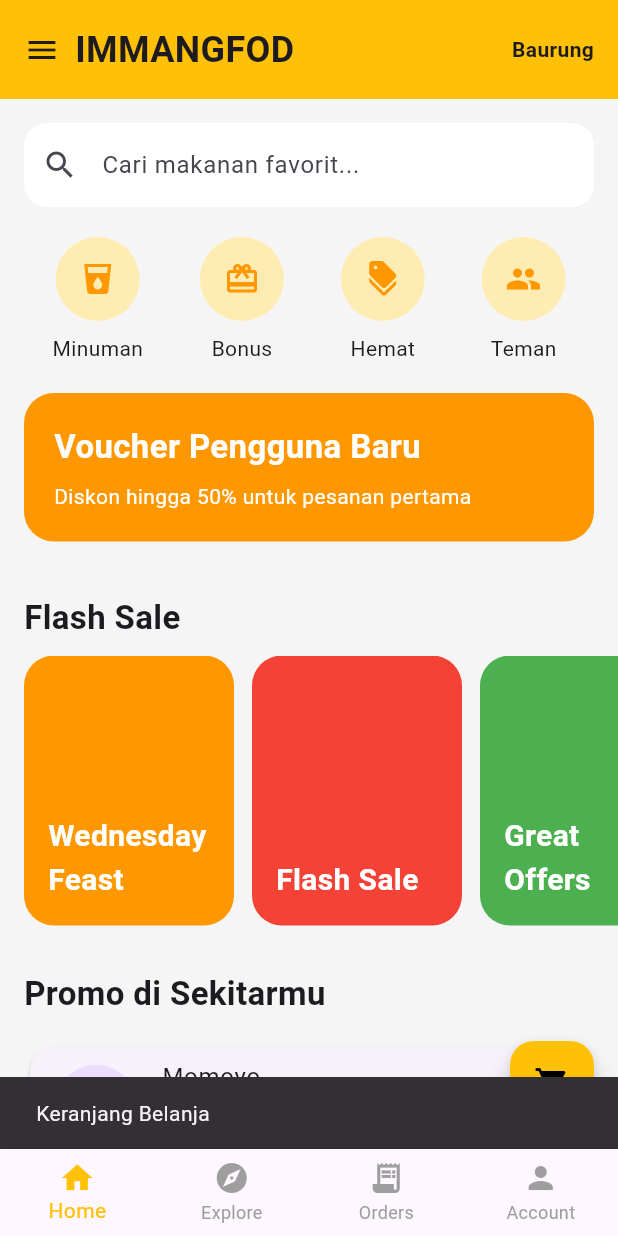
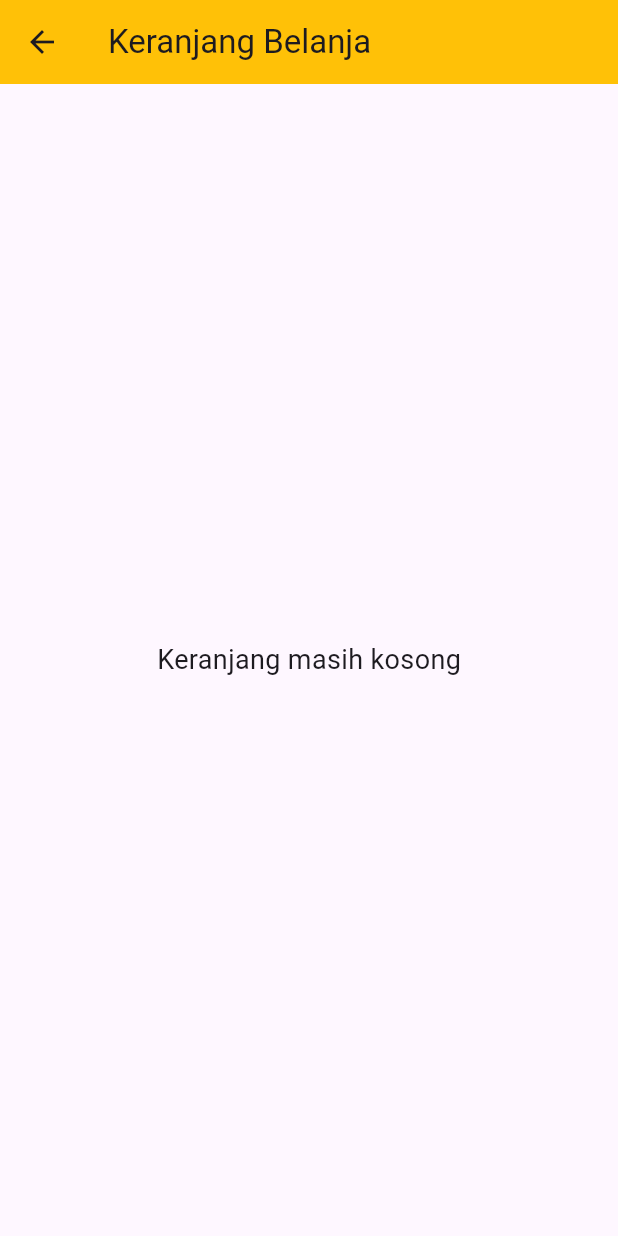
Before and after one commit to Firmansyah-immangxml/immang-fod, a Flutter app: the screen it shows after launch, after a tap on the "shopping cart" icon, on a phone screen of 412 x 824 dp. Run offline on Flutter 3.47's test engine with Material 3 defaults, Android fonts, the phone set to English and light mode, and no system bars.

Commit message:
update menu dan gambar

```diff
--- /dev/null
+++ b/lib/models/food.dart
@@ -0,0 +1,15 @@
+class Food {
+  final int id;
+  final String name;
+  final String image;
+  final double price;
+  final String description;
+
+  Food({
+    required this.id,
+    required this.name,
+    required this.image,
+    required this.price,
+    required this.description,
+  });
+}
--- /dev/null
+++ b/lib/screens/cart_screen.dart
@@ -0,0 +1,145 @@
+import 'package:flutter/material.dart';
+import '../models/food.dart';
+
+class CartScreen extends StatelessWidget {
+  final List<Food> cartItems;
+
+  const CartScreen({
+    super.key,
+    required this.cartItems,
+  });
+
+  @override
+  Widget build(BuildContext context) {
+    double total = 0;
+
+    for (var item in cartItems) {
+      total += item.price;
+    }
+
+    return Scaffold(
+      appBar: AppBar(
+        title: const Text('Keranjang Belanja'),
+        backgroundColor: Colors.amber,
+      ),
+      body: cartItems.isEmpty
+          ? const Center(
+              child: Text(
+                'Keranjang masih kosong',
+                style: TextStyle(fontSize: 18),
+              ),
+            )
+          : Column(
+              children: [
+                Expanded(
+                  child: ListView.builder(
+                    itemCount: cartItems.length,
+                    itemBuilder: (context, index) {
+                      final food = cartItems[index];
+
+                      return Card(
+                        margin: const EdgeInsets.symmetric(
+                          horizontal: 12,
+                          vertical: 6,
+                        ),
+                        child: ListTile(
+                          leading: const Icon(
+                            Icons.fastfood,
+                            size: 35,
+                          ),
+                          title: Text(food.name),
+                          subtitle: Text(
+                            'Rp ${food.price.toStringAsFixed(0)}',
+                          ),
+                        ),
+                      );
+                    },
+                  ),
+                ),
+
+                Container(
+                  padding: const EdgeInsets.all(16),
+                  decoration: BoxDecoration(
+                    color: Colors.grey.shade100,
+                    boxShadow: [
+                      BoxShadow(
+                        color: Colors.grey.shade300,
+                        blurRadius: 5,
+                      ),
+                    ],
+                  ),
+                  child: Column(
+                    children: [
+                      Text(
+                        'Total : Rp ${total.toStringAsFixed(0)}',
+                        style: const TextStyle(
+                          fontSize: 24,
+                          fontWeight: FontWeight.bold,
+                        ),
+                      ),
+
+                      const SizedBox(height: 15),
+
+                      SizedBox(
+                        width: double.infinity,
+                        height: 50,
+                        child: ElevatedButton(
+                          style: ElevatedButton.styleFrom(
+                            backgroundColor: Colors.amber,
+                          ),
+                          onPressed: () {
+                            showDialog(
+                              context: context,
+                              builder: (context) {
+                                return AlertDialog(
+                                  title: const Text(
+                                    'Konfirmasi Pembayaran',
+                                  ),
+                                  content: Text(
+                                    'Total pembayaran Anda adalah Rp ${total.toStringAsFixed(0)}',
+                                  ),
+                                  actions: [
+                                    TextButton(
+                                      onPressed: () {
+                                        Navigator.pop(context);
+                                      },
+                                      child: const Text('Batal'),
+                                    ),
+                                    ElevatedButton(
+                                      onPressed: () {
+                                        Navigator.pop(context);
+
+                                        ScaffoldMessenger.of(context)
+                                            .showSnackBar(
+                                          const SnackBar(
+                                            content: Text(
+                                              'Pembayaran Berhasil 🎉',
+                                            ),
+                                          ),
+                                        );
+                                      },
+                                      child: const Text('Bayar'),
+                                    ),
+                                  ],
+                                );
+                              },
+                            );
+                          },
+                          child: const Text(
+                            'CHECKOUT',
+                            style: TextStyle(
+                              fontSize: 18,
+                              color: Colors.black,
+                              fontWeight: FontWeight.bold,
+                            ),
+                          ),
+                        ),
+                      ),
+                    ],
+                  ),
+                ),
+              ],
+            ),
+    );
+  }
+}
--- a/lib/screens/home_screen.dart
+++ b/lib/screens/home_screen.dart
@@ -1,20 +1,106 @@
 import 'package:flutter/material.dart';
+import '../models/food.dart';
+import 'cart_screen.dart';
 
-class HomeScreen extends StatelessWidget {
+class HomeScreen extends StatefulWidget {
   const HomeScreen({super.key});
+
+  @override
+  State<HomeScreen> createState() => _HomeScreenState();
+}
+
+class _HomeScreenState extends State<HomeScreen> {
+  final List<Food> cart = [];
+
+  // Data makanan (ganti imagePath dengan asset kamu sendiri)
+  final List<Map<String, dynamic>> foods = [
+    {
+      'name': 'Rendang',
+      'description': 'Daging rendang khas Padang dengan bumbu...',
+      'price': 18000.0,
+      'imagePath': 'assets/rendang.png',
+    },
+    {
+      'name': 'Ayam Pop',
+      'description': 'Ayam pop lembut dengan sambal khas Padang.',
+      'price': 17000.0,
+      'imagePath': 'assets/ayam_pop.png',
+    },
+    {
+      'name': 'Dendeng Balado',
+      'description': 'Dendeng sapi dengan balado pedas khas...',
+      'price': 20000.0,
+      'imagePath': 'assets/dendeng.png',
+    },
+    {
+      'name': 'Gulai Tunjang',
+      'description': 'Tunjang sapi dengan kuah gulai kental...',
+      'price': 22000.0,
+      'imagePath': 'assets/tunjang.png',
+    },
+  ];
+
+  void addToCart(String name, double price) {
+    setState(() {
+      cart.add(
+        Food(
+          id: cart.length + 1,
+          name: name,
+          image: '',
+          price: price,
+          description: '',
+        ),
+      );
+    });
+
+    ScaffoldMessenger.of(context).showSnackBar(
+      SnackBar(
+        content: Text('$name ditambahkan ke keranjang'),
+      ),
+    );
+  }
+
+  // Format harga jadi Rp 18.000
+  String formatPrice(double price) {
+    return 'Rp ${price.toInt().toString().replaceAllMapped(
+      RegExp(r'(\d{1,3})(?=(\d{3})+(?!\d))'),
+      (Match m) => '${m[1]}.',
+    )}';
+  }
+
+  Widget sectionTitle(String title) {
+    return Padding(
+      padding: const EdgeInsets.symmetric(
+        horizontal: 16,
+        vertical: 10,
+      ),
+      child: Align(
+        alignment: Alignment.centerLeft,
+        child: Text(
+          title,
+          style: const TextStyle(
+            fontSize: 22,
+            fontWeight: FontWeight.bold,
+          ),
+        ),
+      ),
+    );
+  }
 
   @override
   Widget build(BuildContext context) {
     return Scaffold(
-      backgroundColor: const Color(0xfff5f5f5),
+      backgroundColor: const Color(0xFFF5EFE6),
 
-      // FLOATING ACTION BUTTON
       floatingActionButton: FloatingActionButton(
         backgroundColor: Colors.amber,
         onPressed: () {
-          ScaffoldMessenger.of(context).showSnackBar(
-            const SnackBar(
-              content: Text('Keranjang Belanja'),
+          Navigator.push(
+            context,
+            MaterialPageRoute(
+              builder: (_) => CartScreen(
+                cartItems: cart,
+              ),
             ),
           );
         },
@@ -33,24 +119,12 @@ class HomeScreen extends StatelessWidget {
                 padding: const EdgeInsets.all(16),
                 color: Colors.amber,
                 child: const Row(
-                  mainAxisAlignment: MainAxisAlignment.spaceBetween,
+                  mainAxisAlignment: MainAxisAlignment.center,
                   children: [
-                    Row(
-                      children: [
-                        Icon(Icons.menu),
-                        SizedBox(width: 10),
-                        Text(
-                          "IMMANGFOD",
-                          style: TextStyle(
-                            fontSize: 24,
-                            fontWeight: FontWeight.bold,
-                          ),
-                        ),
-                      ],
-                    ),
                     Text(
-                      "Baurung",
+                      "IMMANGFOD",
                       style: TextStyle(
+                        fontSize: 24,
                         fontWeight: FontWeight.bold,
                       ),
                     ),
@@ -62,7 +136,9 @@ class HomeScreen extends StatelessWidget {
 
               // SEARCH
               Padding(
-                padding: const EdgeInsets.symmetric(horizontal: 16),
+                padding: const EdgeInsets.symmetric(
+                  horizontal: 16,
+                ),
                 child: TextField(
                   decoration: InputDecoration(
                     hintText: "Cari makanan favorit...",
@@ -81,7 +157,9 @@ class HomeScreen extends StatelessWidget {
 
               // MENU FITUR
               Padding(
-                padding: const EdgeInsets.symmetric(horizontal: 16),
+                padding: const EdgeInsets.symmetric(
+                  horizontal: 16,
+                ),
                 child: Row(
                   mainAxisAlignment: MainAxisAlignment.spaceAround,
                   children: [
@@ -97,7 +175,9 @@ class HomeScreen extends StatelessWidget {
 
               // VOUCHER
               Padding(
-                padding: const EdgeInsets.symmetric(horizontal: 16),
+                padding: const EdgeInsets.symmetric(
+                  horizontal: 16,
+                ),
                 child: Container(
                   width: double.infinity,
                   padding: const EdgeInsets.all(20),
@@ -130,14 +210,15 @@ class HomeScreen extends StatelessWidget {
 
               const SizedBox(height: 25),
 
-              // FLASH SALE
               sectionTitle("Flash Sale"),
 
               SizedBox(
                 height: 180,
                 child: ListView(
                   scrollDirection: Axis.horizontal,
-                  padding: const EdgeInsets.symmetric(horizontal: 16),
+                  padding: const EdgeInsets.symmetric(
+                    horizontal: 16,
+                  ),
                   children: const [
                     PromoCard(
                       title: "Wednesday Feast",
@@ -157,28 +238,37 @@ class HomeScreen extends StatelessWidget {
 
               const SizedBox(height: 20),
 
-              // RESTORAN
-              sectionTitle("Promo di Sekitarmu"),
+              // MENU MAKANAN (GRID 2 KOLOM)
+              sectionTitle("Menu Makanan"),
 
-              restaurantCard(
-                "Momoyo",
-                "Diskon 40%",
-                "⭐ 4.8",
-                "Rp 9.000",
-              ),
-
-              restaurantCard(
-                "Pizza Galaxi",
-                "Diskon 30%",
-                "⭐ 4.7",
-                "Rp 15.000",
-              ),
-
-              restaurantCard(
-                "Ayam Geprek",
-                "Diskon 25%",
-                "⭐ 4.9",
-                "Rp 12.000",
+              Padding(
+                padding: const EdgeInsets.symmetric(
+                  horizontal: 16,
+                ),
+                child: GridView.builder(
+                  shrinkWrap: true,
+                  physics: const NeverScrollableScrollPhysics(),
+                  gridDelegate: const SliverGridDelegateWithFixedCrossAxisCount(
+                    crossAxisCount: 2,
+                    mainAxisSpacing: 16,
+                    crossAxisSpacing: 16,
+                    childAspectRatio: 0.72,
+                  ),
+                  itemCount: foods.length,
+                  itemBuilder: (context, index) {
+                    final food = foods[index];
+                    return FoodCard(
+                      name: food['name'],
+                      description: food['description'],
+                      price: food['price'],
+                      imagePath: food['imagePath'],
+                      onAdd: () => addToCart(
+                        food['name'],
+                        food['price'],
+                      ),
+                    );
+                  },
+                ),
               ),
 
               const SizedBox(height: 100),
@@ -188,62 +278,9 @@ class HomeScreen extends StatelessWidget {
       ),
     );
   }
-
-  static Widget sectionTitle(String title) {
-    return Padding(
-      padding: const EdgeInsets.symmetric(
-        horizontal: 16,
-        vertical: 10,
-      ),
-      child: Align(
-        alignment: Alignment.centerLeft,
-        child: Text(
-          title,
-          style: const TextStyle(
-            fontSize: 22,
-            fontWeight: FontWeight.bold,
-          ),
-        ),
-      ),
-    );
-  }
-
-  static Widget restaurantCard(
-    String name,
-    String promo,
-    String rating,
-    String price,
-  ) {
-    return Padding(
-      padding: const EdgeInsets.symmetric(
-        horizontal: 16,
-        vertical: 6,
-      ),
-      child: Card(
-        shape: RoundedRectangleBorder(
-          borderRadius: BorderRadius.circular(16),
-        ),
-        child: ListTile(
-          leading: const CircleAvatar(
-            radius: 28,
-            child: Icon(Icons.restaurant),
-          ),
-          title: Text(name),
-          subtitle: Text("$rating\n$promo"),
-          trailing: Text(
-            price,
-            style: const TextStyle(
-              color: Colors.red,
-              fontWeight: FontWeight.bold,
-              fontSize: 16,
-            ),
-          ),
-        ),
-      ),
-    );
-  }
 }
 
+// ========== WIDGET MENU FITUR ==========
 Widget menuItem(IconData icon, String title) {
   return Column(
     children: [
@@ -261,6 +298,7 @@ Widget menuItem(IconData icon, String title) {
   );
 }
 
+// ========== WIDGET PROMO CARD ==========
 class PromoCard extends StatelessWidget {
   final String title;
   final Color color;
@@ -295,3 +333,136 @@ class PromoCard extends StatelessWidget {
     );
   }
 }
+
+// ========== WIDGET FOOD CARD (MODEL BARU) ==========
+class FoodCard extends StatelessWidget {
+  final String name;
+  final String description;
+  final double price;
+  final String imagePath;
+  final VoidCallback onAdd;
+
+  const FoodCard({
+    super.key,
+    required this.name,
+    required this.description,
+    required this.price,
+    required this.imagePath,
+    required this.onAdd,
+  });
+
+  @override
+  Widget build(BuildContext context) {
+    return Container(
+      decoration: BoxDecoration(
+        color: Colors.white,
+        borderRadius: BorderRadius.circular(20),
+        boxShadow: [
+          BoxShadow(
+            color: Colors.black.withOpacity(0.06),
+            blurRadius: 10,
+            offset: const Offset(0, 4),
+          ),
+        ],
+      ),
+      child: Column(
+        crossAxisAlignment: CrossAxisAlignment.start,
+        children: [
+          // Gambar makanan
+          ClipRRect(
+            borderRadius: const BorderRadius.only(
+              topLeft: Radius.circular(20),
+              topRight: Radius.circular(20),
+            ),
+            child: Image.asset(
+              imagePath,
+              height: 140,
+              width: double.infinity,
+              fit: BoxFit.cover,
+              errorBuilder: (context, error, stackTrace) {
+                // Fallback jika gambar tidak ditemukan
+                return Container(
+                  height: 140,
+                  width: double.infinity,
+                  color: const Color(0xFFFFE0B2),
+                  child: const Icon(
+                    Icons.restaurant,
+                    size: 50,
+                    color: Colors.orange,
+                  ),
+                );
+              },
+            ),
+          ),
+
+          // Konten card
+          Padding(
+            padding: const EdgeInsets.all(12),
+            child: Column(
+              crossAxisAlignment: CrossAxisAlignment.start,
+              children: [
+                // Nama makanan
+                Text(
+                  name,
+                  style: const TextStyle(
+                    fontSize: 18,
+                    fontWeight: FontWeight.bold,
+                    color: Colors.black,
+                  ),
+                ),
+                const SizedBox(height: 4),
+
+                // Deskripsi (max 2 baris)
+                Text(
+                  description,
+                  maxLines: 2,
+                  overflow: TextOverflow.ellipsis,
+                  style: const TextStyle(
+                    fontSize: 13,
+                    color: Color(0xFF757575),
+                    height: 1.3,
+                  ),
+                ),
+                const SizedBox(height: 12),
+
+                // Harga & Tombol Tambah
+                Row(
+                  mainAxisAlignment: MainAxisAlignment.spaceBetween,
+                  children: [
+                    Text(
+                      'Rp ${price.toInt().toString().replaceAllMapped(
+                        RegExp(r'(\d{1,3})(?=(\d{3})+(?!\d))'),
+                        (Match m) => '${m[1]}.',
+                      )}',
+                      style: const TextStyle(
+                        fontSize: 16,
+                        fontWeight: FontWeight.bold,
+                        color: Color(0xFFFF5722),
+                      ),
+                    ),
+                    GestureDetector(
+                      onTap: onAdd,
+                      child: Container(
+                        width: 44,
+                        height: 44,
+                        decoration: const BoxDecoration(
+                          color: Color(0xFFFF5722),
+                          shape: BoxShape.circle,
+                        ),
+                        child: const Icon(
+                          Icons.add,
+                          color: Colors.white,
+                          size: 26,
+                        ),
+                      ),
+                    ),
+                  ],
+                ),
+              ],
+            ),
+          ),
+        ],
+      ),
+    );
+  }
+}
```
Also changed, not shown: pubspec.yaml (+3 -68 lines), assets/ayam_pop.png (added), assets/dendeng_balado.png (added), assets/gulai_tunjang.png (added), assets/rendang.png (added), 1 other file.
